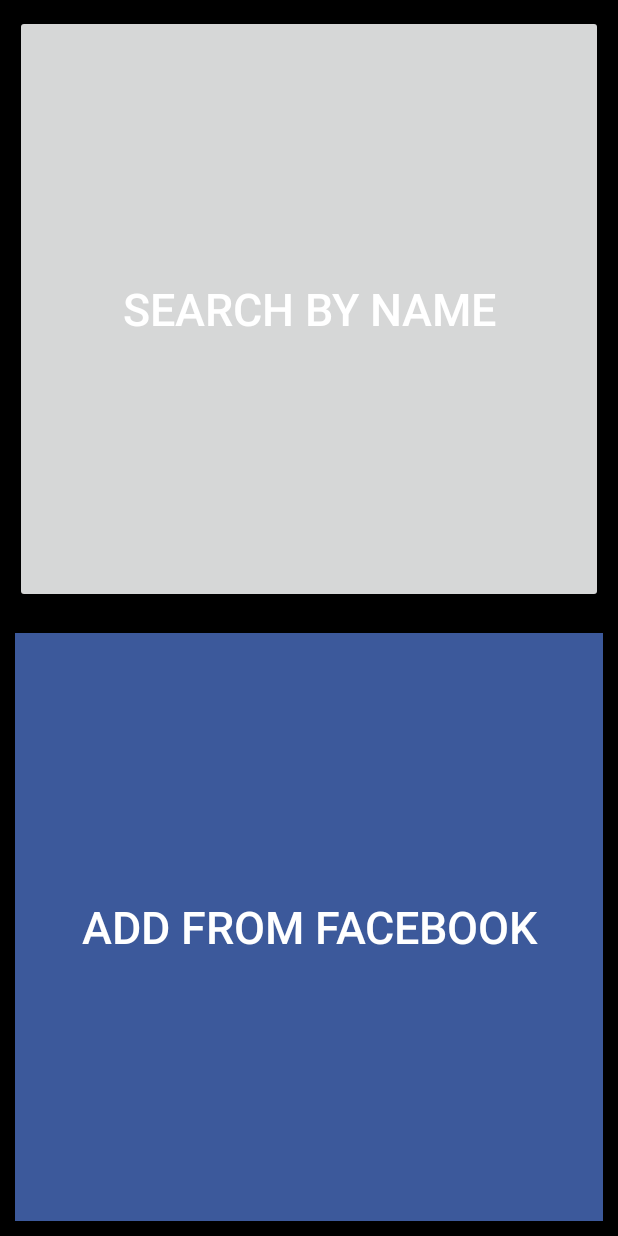
After one commit to Djinask/WakeAppCallv1, an Android app: the layout activity_add_friends.xml on its own in the app's theme, with its tools: preview values and no code run, on a phone screen of 412 x 824 dp. The commit adds this screen. Run offline under Robolectric (Android 15) with nearby library versions, the phone set to English and light mode, and no system bars.

Commit message:
Created new activity: Add Friends

```diff
--- a/app/src/main/AndroidManifest.xml
+++ b/app/src/main/AndroidManifest.xml
@@ -28,6 +28,10 @@
 
                 <category android:name="android.intent.category.LAUNCHER" />
             </intent-filter>
+        </activity>
+        <activity
+            android:name="com.example.wakeappcallv1.app.AddFriendsActivity"
+            android:label="@string/title_activity_add_friends" >
         </activity>
 
         <!-- Register Activity -->
--- /dev/null
+++ b/app/src/main/java/com/example/wakeappcallv1/app/AddFriendsActivity.java
@@ -0,0 +1,13 @@
+package com.example.wakeappcallv1.app;
+
+import android.app.Activity;
+import android.widget.Button;
+
+/**
+ * Created by Andrea on 26/05/14.
+ */
+public class AddFriendsActivity extends Activity {
+
+    Button addFb = (Button) findViewById(R.id.addFriendFromFb);
+    Button addName = (Button) findViewById(R.id.addFriendByName);
+}
--- /dev/null
+++ b/app/src/main/res/layout/activity_add_friends.xml
@@ -0,0 +1,36 @@
+<?xml version="1.0" encoding="utf-8"?>
+
+<LinearLayout xmlns:android="http://schemas.android.com/apk/res/android"
+    android:layout_width="match_parent"
+    android:layout_height="match_parent"
+    android:orientation="vertical"
+    android:background="@color/abc_search_url_text_pressed">
+
+        <Button
+            android:layout_width="fill_parent"
+            android:layout_height="fill_parent"
+            android:layout_weight="1"
+            android:id="@+id/addFriendByName"
+            android:text="@string/addFriendsButton1"
+            android:textSize="30dp"
+            android:layout_marginRight="10dp"
+            android:layout_marginLeft="10dp"
+            android:layout_marginBottom="10dp"
+            android:layout_marginTop="10dp"
+            android:textColor="@android:color/background_light"/>
+
+        <Button
+            android:layout_width="fill_parent"
+            android:layout_height="fill_parent"
+            android:layout_weight="1"
+            android:id="@+id/addFriendFromFb"
+            android:text="@string/addFriendsButton2"
+            android:textSize="30dp"
+            android:layout_marginRight="10dp"
+            android:layout_marginLeft="10dp"
+            android:layout_marginBottom="10dp"
+            android:layout_marginTop="10dp"
+            android:background="#3C599B"
+            android:textColor="@android:color/background_light"/>
+
+</LinearLayout>
--- a/app/src/main/res/values/strings.xml
+++ b/app/src/main/res/values/strings.xml
@@ -16,7 +16,10 @@
     <string name="password">Password</string>
     <string name="textButton1">Wake me up!</string>
     <string name="textButton2">Wake someone up!</string>
+    <string name="addFriendsButton1">Search by name</string>
+    <string name="addFriendsButton2">Add from Facebook</string>
     <string name="title_activity_login">Sign in</string>
+    <string name="title_activity_add_friends">Add Friends</string>
 
     <!-- Strings related to login -->
     <string name="prompt_email">Email</string>
```
